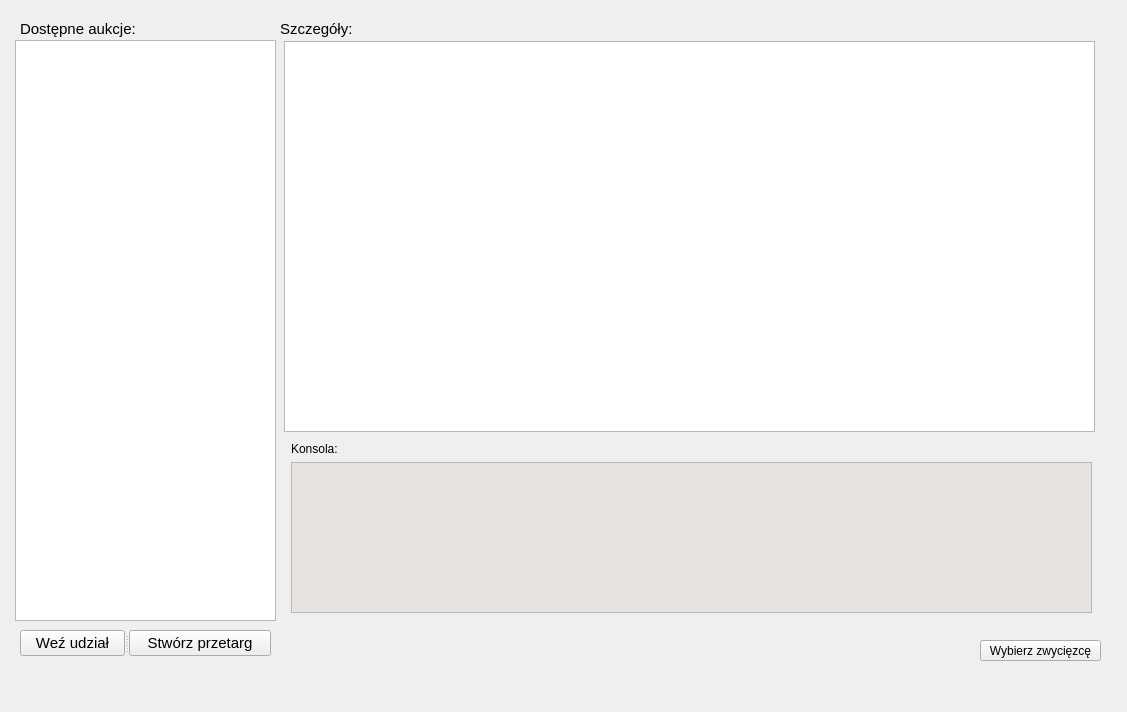
Qt form klient/gui/oknoglowne.ui (dominikj/PKRY) before a commit.
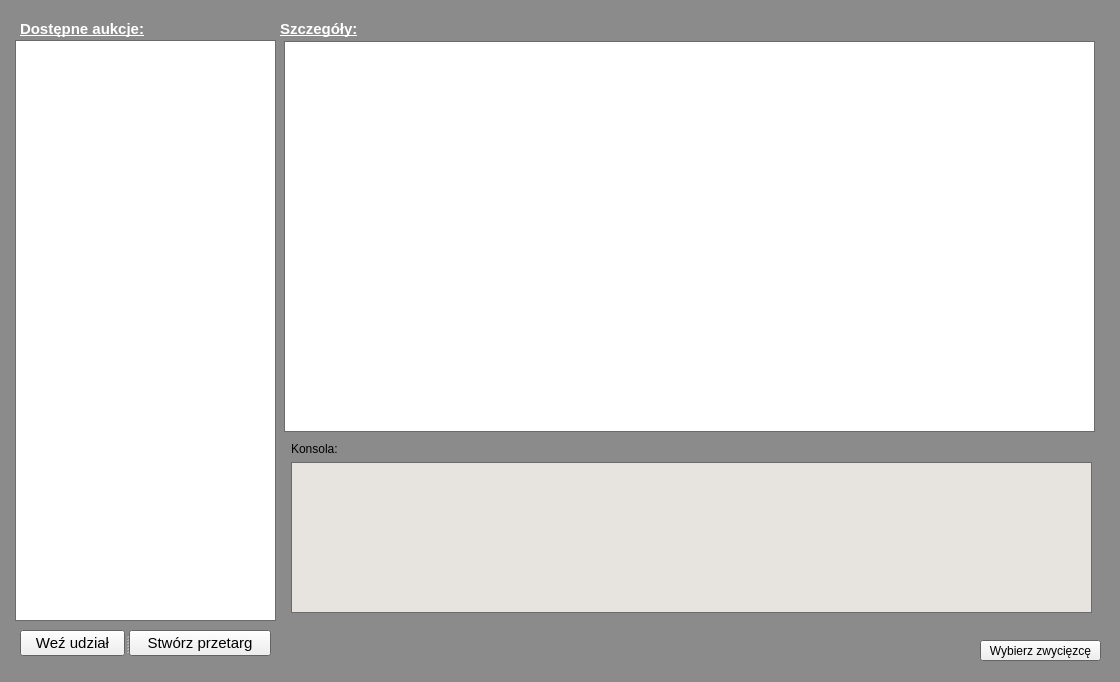
The same form after that commit.

Commit message: Poprawiono interface, dodano wyświetlanie do konsoli, wprowadzono sprawdzanie tekstu, trwa dokumentacja.

Diff of the .ui file:
```diff
--- a/klient/gui/oknoglowne.ui
+++ b/klient/gui/oknoglowne.ui
@@ -6,10 +6,74 @@
    <rect>
     <x>0</x>
     <y>0</y>
-    <width>1127</width>
-    <height>712</height>
+    <width>1120</width>
+    <height>682</height>
    </rect>
   </property>
+  <property name="palette">
+   <palette>
+    <active>
+     <colorrole role="Base">
+      <brush brushstyle="SolidPattern">
+       <color alpha="255">
+        <red>255</red>
+        <green>255</green>
+        <blue>255</blue>
+       </color>
+      </brush>
+     </colorrole>
+     <colorrole role="Window">
+      <brush brushstyle="SolidPattern">
+       <color alpha="255">
+        <red>139</red>
+        <green>139</green>
+        <blue>139</blue>
+       </color>
+      </brush>
+     </colorrole>
+    </active>
+    <inactive>
+     <colorrole role="Base">
+      <brush brushstyle="SolidPattern">
+       <color alpha="255">
+        <red>255</red>
+        <green>255</green>
+        <blue>255</blue>
+       </color>
+      </brush>
+     </colorrole>
+     <colorrole role="Window">
+      <brush brushstyle="SolidPattern">
+       <color alpha="255">
+        <red>139</red>
+        <green>139</green>
+        <blue>139</blue>
+       </color>
+      </brush>
+     </colorrole>
+    </inactive>
+    <disabled>
+     <colorrole role="Base">
+      <brush brushstyle="SolidPattern">
+       <color alpha="255">
+        <red>139</red>
+        <green>139</green>
+        <blue>139</blue>
+       </color>
+      </brush>
+     </colorrole>
+     <colorrole role="Window">
+      <brush brushstyle="SolidPattern">
+       <color alpha="255">
+        <red>139</red>
+        <green>139</green>
+        <blue>139</blue>
+       </color>
+      </brush>
+     </colorrole>
+    </disabled>
+   </palette>
+  </property>
   <property name="windowTitle">
    <string>eAukcja</string>
   </property>
@@ -19,13 +83,53 @@
      <rect>
       <x>20</x>
       <y>20</y>
-      <width>131</width>
+      <width>161</width>
       <height>18</height>
      </rect>
     </property>
+    <property name="palette">
+     <palette>
+      <active>
+       <colorrole role="WindowText">
+        <brush brushstyle="SolidPattern">
+         <color alpha="255">
+          <red>255</red>
+          <green>255</green>
+          <blue>255</blue>
+         </color>
+        </brush>
+       </colorrole>
+      </active>
+      <inactive>
+       <colorrole role="WindowText">
+        <brush brushstyle="SolidPattern">
+         <color alpha="255">
+          <red>255</red>
+          <green>255</green>
+          <blue>255</blue>
+         </color>
+        </brush>
+       </colorrole>
+      </inactive>
+      <disabled>
+       <colorrole role="WindowText">
+        <brush brushstyle="SolidPattern">
+         <color alpha="255">
+          <red>190</red>
+          <green>190</green>
+          <blue>190</blue>
+         </color>
+        </brush>
+       </colorrole>
+      </disabled>
+     </palette>
+    </property>
     <property name="font">
      <font>
       <pointsize>11</pointsize>
+      <weight>75</weight>
+      <bold>true</bold>
+      <underline>true</underline>
      </font>
     </property>
     <property name="text">
@@ -58,18 +162,62 @@
      <rect>
       <x>280</x>
       <y>20</y>
-      <width>80</width>
+      <width>101</width>
       <height>18</height>
      </rect>
     </property>
+    <property name="palette">
+     <palette>
+      <active>
+       <colorrole role="WindowText">
+        <brush brushstyle="SolidPattern">
+         <color alpha="255">
+          <red>255</red>
+          <green>255</green>
+          <blue>255</blue>
+         </color>
+        </brush>
+       </colorrole>
+      </active>
+      <inactive>
+       <colorrole role="WindowText">
+        <brush brushstyle="SolidPattern">
+         <color alpha="255">
+          <red>255</red>
+          <green>255</green>
+          <blue>255</blue>
+         </color>
+        </brush>
+       </colorrole>
+      </inactive>
+      <disabled>
+       <colorrole role="WindowText">
+        <brush brushstyle="SolidPattern">
+         <color alpha="255">
+          <red>190</red>
+          <green>190</green>
+          <blue>190</blue>
+         </color>
+        </brush>
+       </colorrole>
+      </disabled>
+     </palette>
+    </property>
     <property name="font">
      <font>
       <pointsize>11</pointsize>
+      <weight>75</weight>
+      <bold>true</bold>
+      <underline>true</underline>
+      <kerning>true</kerning>
      </font>
     </property>
     <property name="text">
      <string>Szczegóły:</string>
     </property>
+    <property name="textFormat">
+     <enum>Qt::AutoText</enum>
+    </property>
    </widget>
    <widget class="QListWidget" name="listWidget">
     <property name="geometry">
```
Left out of the diff: 2 changed lines with no effect on the pictures. The commit also changes 7 other files.
